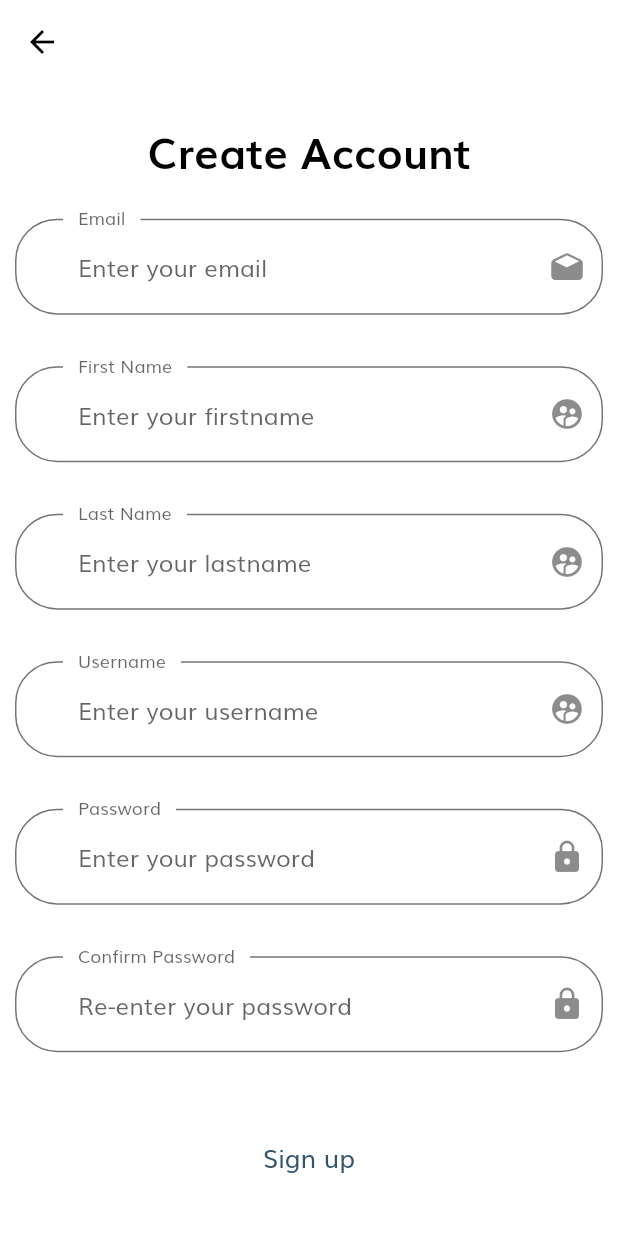
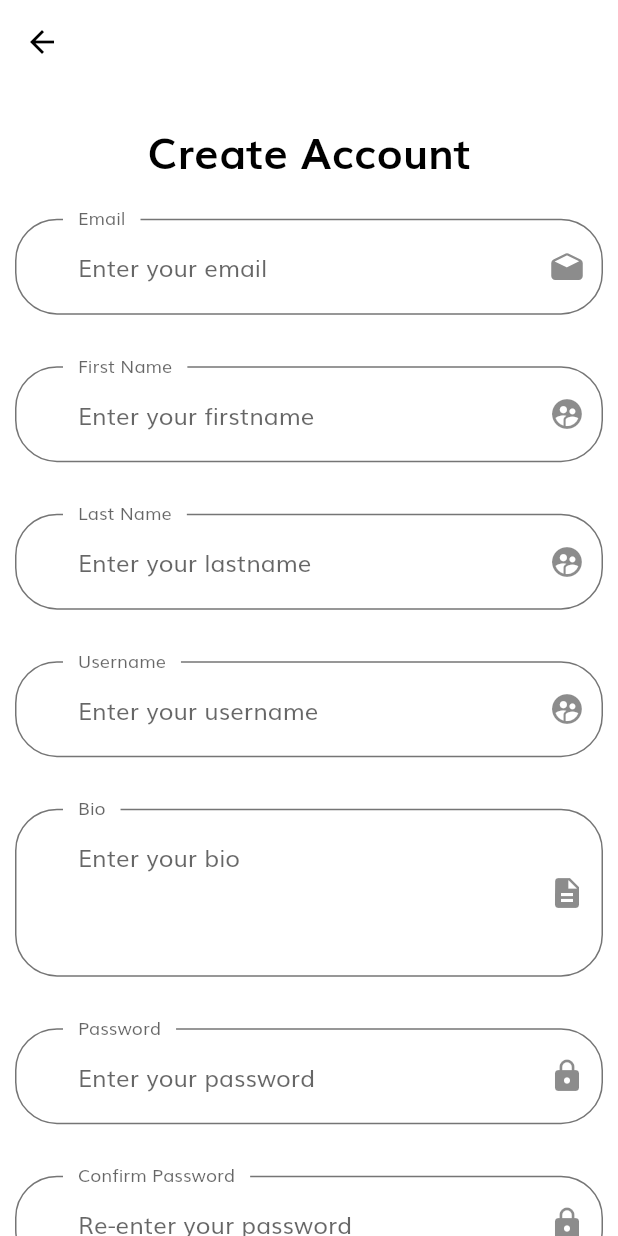
Before and after one commit to freddysundowner/notifications, a Flutter app: the screen it shows after launch, after a tap on "Sign Up", on a phone screen of 412 x 824 dp. Run offline on Flutter 3.47's test engine with Material 2 defaults, Android fonts, the phone set to English and light mode, and no system bars; our stand-ins replace cached_network_image, cloud_firestore, firebase_auth, firebase_core, firebase_storage, flutter_local_notifications and 7 more; missing offline and left inert: agora_rtc_engine, onesignal_flutter; accounts and stored records are empty.

Commit message:
no optioin to add bio

```diff
--- a/lib/controllers/auth_controller.dart
+++ b/lib/controllers/auth_controller.dart
@@ -27,6 +27,8 @@ class AuthController extends GetxController {
   final TextEditingController usernameFieldController = TextEditingController();
   final TextEditingController confirmPasswordFieldController =
       TextEditingController();
+  final TextEditingController bioFieldController =
+      TextEditingController();
 
   var error = "".obs;
   var isLoading = true.obs;
@@ -51,6 +53,7 @@ class AuthController extends GetxController {
         userName: usernameFieldController.text,
         firstName: fnameFieldController.text,
         lastName: lnameFieldController.text,
+        bio: bioFieldController.text
       ).toJson();
       Map<String, dynamic> user = await UserAPI.authenticate(auth, "register");
 
--- a/lib/models/authenticate.dart
+++ b/lib/models/authenticate.dart
@@ -1,5 +1,6 @@
+import 'dart:convert';
+
 import 'package:meta/meta.dart';
-import 'dart:convert';
 
 Authenticate loginFromJson(String str) =>
     Authenticate.fromJson(json.decode(str));
@@ -13,6 +14,7 @@ class Authenticate {
     @required this.userName,
     @required this.firstName,
     @required this.lastName,
+    @required this.bio,
   });
 
   String email;
@@ -20,6 +22,7 @@ class Authenticate {
   String? userName;
   String? lastName;
   String? firstName;
+  String? bio;
 
   factory Authenticate.fromJson(Map<String, dynamic> json) => Authenticate(
         email: json["email"],
@@ -27,6 +30,7 @@ class Authenticate {
         firstName: json["firstName"],
         lastName: json["lastName"],
         userName: json["username"],
+        bio: json["bio"],
       );
 
   Map<String, dynamic> toJson() => {
@@ -35,5 +39,6 @@ class Authenticate {
         "userName": userName ?? "",
         "firstName": firstName ?? "",
         "lastName": lastName ?? "",
+        "bio": bio ?? ""
       };
 }
--- a/lib/screens/auth/signup.dart
+++ b/lib/screens/auth/signup.dart
@@ -81,7 +81,7 @@ class SignUpScreen extends StatelessWidget {
                         TextFormField(
                           controller: authController.usernameFieldController,
                           keyboardType: TextInputType.text,
-                          decoration: InputDecoration(
+                          decoration: const InputDecoration(
                             hintText: "Enter your username",
                             labelText: "Username",
                             floatingLabelBehavior: FloatingLabelBehavior.always,
@@ -90,6 +90,27 @@ class SignUpScreen extends StatelessWidget {
                           validator: (value) {
                             if (authController
                                 .usernameFieldController.text.isEmpty) {
+                              return kUsernameNullError;
+                            }
+                            return null;
+                          },
+                          autovalidateMode: AutovalidateMode.onUserInteraction,
+                        ),
+                        SizedBox(height: 30.sp),
+                        TextFormField(
+                          controller: authController.bioFieldController,
+                          keyboardType: TextInputType.multiline,
+                          maxLines: null,
+                          minLines: 3,
+                          decoration: const InputDecoration(
+                            hintText: "Enter your bio",
+                            labelText: "Bio",
+                            floatingLabelBehavior: FloatingLabelBehavior.always,
+                            suffixIcon: Icon(Icons.description),
+                          ),
+                          validator: (value) {
+                            if (authController
+                                .bioFieldController.text.isEmpty) {
                               return kUsernameNullError;
                             }
                             return null;
--- a/lib/utils/constants.dart
+++ b/lib/utils/constants.dart
@@ -16,6 +16,7 @@ final RegExp emailValidatorRegExp =
     RegExp(r"^[a-zA-Z0-9.]+@[a-zA-Z0-9]+\.[a-zA-Z]+");
 const String kEmailNullError = "Please Enter email";
 const String kUsernameNullError = "Please Enter your username";
+const String kBioNullError = "Please Enter your bio";
 const String kFnamesNullError = "Please Enter your full names";
 const String kInvalidEmailError = "Please Enter Valid Email";
 const String kPassNullError = "Please Enter your password";
```
